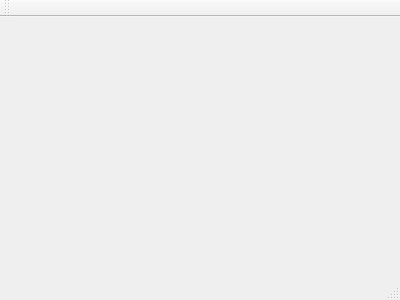
Before: the Qt Designer form client/mainwindow.ui in dyzsr/se2019hotel, drawn with Qt 5.
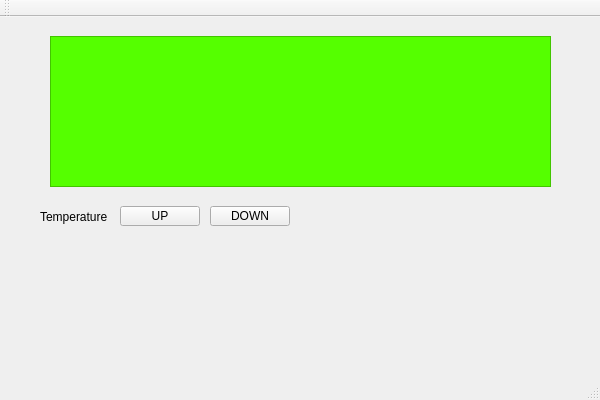
After: the same form once the commit is applied. The open tabs and pages were chosen to show the change.

```diff
--- a/client/mainwindow.ui
+++ b/client/mainwindow.ui
@@ -1,24 +1,128 @@
 <ui version="4.0">
  <class>MainWindow</class>
- <widget class="QMainWindow" name="MainWindow" >
-  <property name="geometry" >
+ <widget class="QMainWindow" name="MainWindow">
+  <property name="geometry">
    <rect>
     <x>0</x>
     <y>0</y>
-    <width>400</width>
-    <height>300</height>
+    <width>600</width>
+    <height>400</height>
    </rect>
   </property>
-  <property name="windowTitle" >
+  <property name="sizePolicy">
+   <sizepolicy hsizetype="Minimum" vsizetype="Minimum">
+    <horstretch>0</horstretch>
+    <verstretch>0</verstretch>
+   </sizepolicy>
+  </property>
+  <property name="windowTitle">
    <string>MainWindow</string>
   </property>
-  <widget class="QMenuBar" name="menuBar" />
-  <widget class="QToolBar" name="mainToolBar" />
-  <widget class="QWidget" name="centralWidget" />
-  <widget class="QStatusBar" name="statusBar" />
+  <widget class="QWidget" name="centralWidget">
+   <widget class="QStackedWidget" name="stackedWidget">
+    <property name="geometry">
+     <rect>
+      <x>0</x>
+      <y>-1</y>
+      <width>601</width>
+      <height>361</height>
+     </rect>
+    </property>
+    <property name="currentIndex">
+     <number>0</number>
+    </property>
+    <widget class="QWidget" name="page">
+     <widget class="QPushButton" name="checkInButton">
+      <property name="geometry">
+       <rect>
+        <x>210</x>
+        <y>140</y>
+        <width>171</width>
+        <height>71</height>
+       </rect>
+      </property>
+      <property name="text">
+       <string>CHECK IN</string>
+      </property>
+     </widget>
+    </widget>
+    <widget class="QWidget" name="page_2">
+     <widget class="QPushButton" name="pushButton_2">
+      <property name="geometry">
+       <rect>
+        <x>210</x>
+        <y>190</y>
+        <width>80</width>
+        <height>20</height>
+       </rect>
+      </property>
+      <property name="text">
+       <string>DOWN</string>
+      </property>
+     </widget>
+     <widget class="QPushButton" name="pushButton_3">
+      <property name="geometry">
+       <rect>
+        <x>120</x>
+        <y>190</y>
+        <width>80</width>
+        <height>20</height>
+       </rect>
+      </property>
+      <property name="text">
+       <string>UP</string>
+      </property>
+     </widget>
+     <widget class="QLabel" name="label">
+      <property name="geometry">
+       <rect>
+        <x>40</x>
+        <y>190</y>
+        <width>71</width>
+        <height>21</height>
+       </rect>
+      </property>
+      <property name="text">
+       <string>Temperature</string>
+      </property>
+     </widget>
+     <widget class="QGraphicsView" name="graphicsView">
+      <property name="geometry">
+       <rect>
+        <x>50</x>
+        <y>20</y>
+        <width>501</width>
+        <height>151</height>
+       </rect>
+      </property>
+      <property name="styleSheet">
+       <string notr="true">background: rgb(85, 255, 0);</string>
+      </property>
+     </widget>
+    </widget>
+   </widget>
+  </widget>
+  <widget class="QMenuBar" name="menuBar">
+   <property name="geometry">
+    <rect>
+     <x>0</x>
+     <y>0</y>
+     <width>600</width>
+     <height>22</height>
+    </rect>
+   </property>
+  </widget>
+  <widget class="QToolBar" name="mainToolBar">
+   <attribute name="toolBarArea">
+    <enum>TopToolBarArea</enum>
+   </attribute>
+   <attribute name="toolBarBreak">
+    <bool>false</bool>
+   </attribute>
+  </widget>
+  <widget class="QStatusBar" name="statusBar"/>
  </widget>
- <layoutDefault spacing="6" margin="11" />
- <pixmapfunction></pixmapfunction>
+ <layoutdefault spacing="6" margin="11"/>
  <resources/>
  <connections/>
 </ui>
```
Left out of the diff: 1 changed line with no effect on the pictures.
